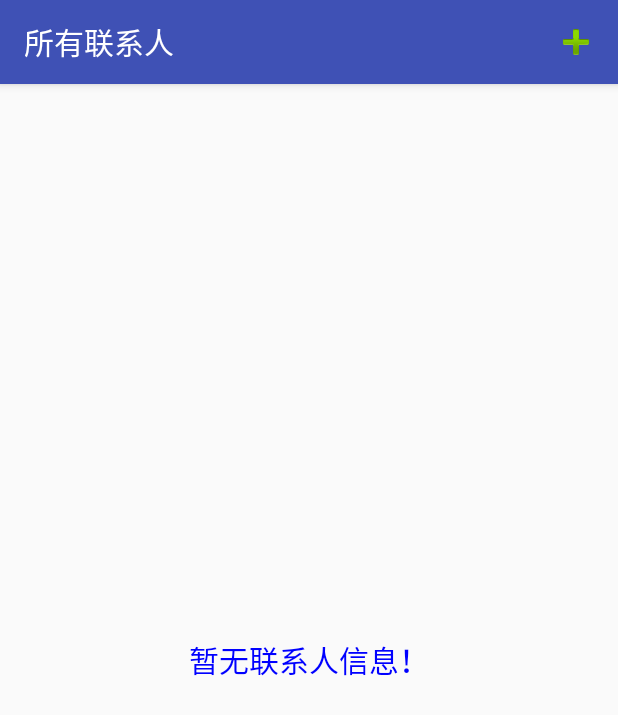
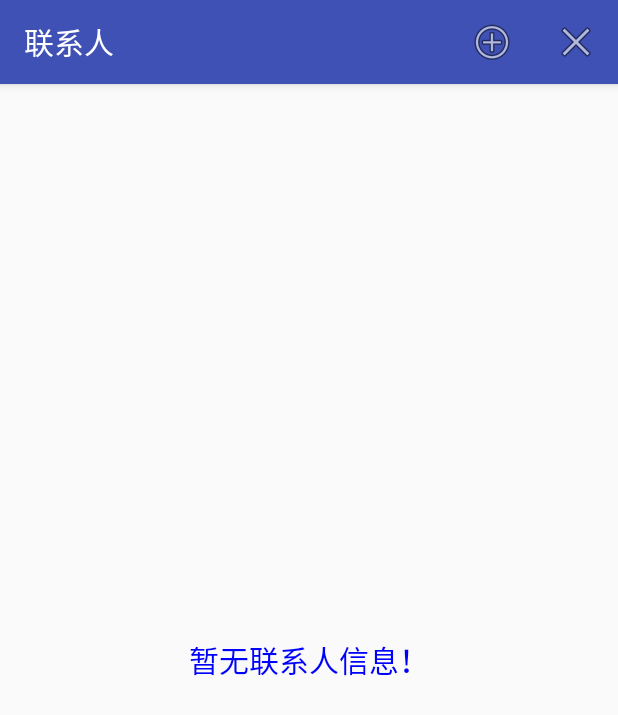
Before and after one commit to Krguang/Contacts, an Android app: the screen it shows after launch (MainActivity), on a phone screen of 412 x 824 dp. Shown: the top 715 px of the screen. Run offline under Robolectric (Android 15) with nearby library versions, the phone set to English and light mode, and no system bars.

Commit message:
修改了联系人图标,增加了关闭当前界面的选项

```diff
--- a/app/src/main/AndroidManifest.xml
+++ b/app/src/main/AndroidManifest.xml
@@ -13,7 +13,7 @@
         android:theme="@style/AppTheme">
         <activity
             android:name=".MainActivity"
-            android:label="@string/app_name"
+            android:label="联系人"
             android:theme="@style/AppTheme.NoActionBar">
             <intent-filter>
                 <action android:name="android.intent.action.MAIN" />
--- a/app/src/main/java/com/example/k/myapplication/MainActivity.java
+++ b/app/src/main/java/com/example/k/myapplication/MainActivity.java
@@ -113,7 +113,8 @@ public class MainActivity extends AppCompatActivity {
                 });
                 builder_insert.show();
                 break;
-
+            case R.id.action_exit:
+                System.exit(0);
             default:
                 break;
         }
--- a/app/src/main/res/layout/item_listview_main.xml
+++ b/app/src/main/res/layout/item_listview_main.xml
@@ -5,11 +5,11 @@
 
     <ImageView
         android:id="@+id/imageView_item_headpic"
-        android:layout_width="wrap_content"
-        android:layout_height="wrap_content"
+        android:layout_width="46dp"
+        android:layout_height="46dp"
         android:layout_alignParentLeft="true"
         android:layout_alignParentTop="true"
-        android:src="@mipmap/ic_launcher" />
+        android:src="@mipmap/contact" />
 
     <TextView
         android:id="@+id/textView_item_username"
--- a/app/src/main/res/menu/main.xml
+++ b/app/src/main/res/menu/main.xml
@@ -7,6 +7,12 @@
         android:orderInCategory="100"
         android:title="新建联系人"
         app:showAsAction="ifRoom"
-        android:icon="@android:drawable/ic_input_add"
+        android:icon="@android:drawable/ic_menu_add"
         />
+    <item
+        android:id="@+id/action_exit"
+        android:orderInCategory="100"
+        android:title="关闭"
+        app:showAsAction="ifRoom"
+        android:icon="@android:drawable/ic_menu_close_clear_cancel"/>
 </menu>
```
Also changed, not shown: app/src/main/res/drawable/add.png (deleted), app/src/main/res/mipmap-mdpi/contact.png (added), app/src/main/res/mipmap-mdpi/friends.png (added).
